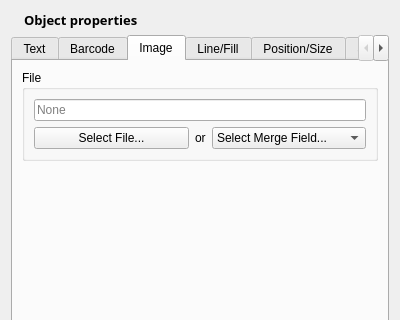
The window that glabels/ui/ObjectEditor.ui (jimevins/glabels-qt) describes before a commit, drawn with Qt 5; both pictures show x 0 to 400 and y 0 to 320 of the 400 by 648 pixel window.
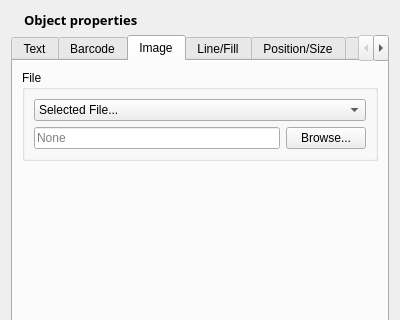
The same window after the commit. The open tabs and pages were chosen to show the change. Icons and pictures are not drawn. Custom widgets are drawn as their Qt base class.

Commit message: Redesigned image selection in ObjectEditor to use new FieldCombo widget.

The edit to the form file:
```diff
--- a/glabels/ui/ObjectEditor.ui
+++ b/glabels/ui/ObjectEditor.ui
@@ -763,9 +763,37 @@
          <property name="title">
           <string>File</string>
          </property>
-         <layout class="QGridLayout" name="gridLayout_12">
-          <item row="0" column="0">
-           <layout class="QVBoxLayout" name="verticalLayout_5">
+         <layout class="QVBoxLayout" name="verticalLayout_2">
+          <item>
+           <widget class="glabels::FieldCombo" name="imageFieldCombo">
+            <property name="sizePolicy">
+             <sizepolicy hsizetype="Preferred" vsizetype="Preferred">
+              <horstretch>0</horstretch>
+              <verstretch>0</verstretch>
+             </sizepolicy>
+            </property>
+            <item>
+             <property name="text">
+              <string notr="true">Selected File...</string>
+             </property>
+            </item>
+           </widget>
+          </item>
+          <item>
+           <widget class="QWidget" name="imageFileSelectionBox" native="true">
+            <layout class="QHBoxLayout" name="horizontalLayout_27">
+             <property name="leftMargin">
+              <number>0</number>
+             </property>
+             <property name="topMargin">
+              <number>0</number>
+             </property>
+             <property name="rightMargin">
+              <number>0</number>
+             </property>
+             <property name="bottomMargin">
+              <number>0</number>
+             </property>
             <item>
              <widget class="QLineEdit" name="imageFilenameLineEdit">
               <property name="sizePolicy">
@@ -789,9 +817,7 @@
              </widget>
             </item>
             <item>
-             <layout class="QHBoxLayout" name="horizontalLayout_17" stretch="1,0,1">
-              <item>
-               <widget class="QPushButton" name="imageFileButton">
+              <widget class="QPushButton" name="imageBrowseButton">
                 <property name="sizePolicy">
                  <sizepolicy hsizetype="Minimum" vsizetype="Fixed">
                   <horstretch>0</horstretch>
@@ -799,41 +825,12 @@
                  </sizepolicy>
                 </property>
                 <property name="text">
-                 <string>Select File...</string>
+                <string>Browse...</string>
                 </property>
                </widget>
               </item>
-              <item>
-               <widget class="QLabel" name="label">
-                <property name="sizePolicy">
-                 <sizepolicy hsizetype="Minimum" vsizetype="Preferred">
-                  <horstretch>0</horstretch>
-                  <verstretch>0</verstretch>
-                 </sizepolicy>
-                </property>
-                <property name="text">
-                 <string>or</string>
-                </property>
-               </widget>
-              </item>
-              <item>
-               <widget class="glabels::FieldButton" name="imageFieldCombo">
-                <property name="sizePolicy">
-                 <sizepolicy hsizetype="Preferred" vsizetype="Preferred">
-                  <horstretch>0</horstretch>
-                  <verstretch>0</verstretch>
-                 </sizepolicy>
-                </property>
-                <item>
-                 <property name="text">
-                  <string>Select Merge Field...</string>
-                 </property>
-                </item>
-               </widget>
-              </item>
-             </layout>
-            </item>
-           </layout>
+            </layout>
+           </widget>
           </item>
          </layout>
         </widget>
@@ -1545,6 +1542,14 @@
     <signal>selectionChanged()</signal>
    </slots>
   </customwidget>
+  <customwidget>
+   <class>glabels::FieldCombo</class>
+   <extends>QComboBox</extends>
+   <header>FieldCombo.h</header>
+   <slots>
+    <signal>selectionChanged()</signal>
+   </slots>
+  </customwidget>
  </customwidgets>
  <resources>
   <include location="../icons.qrc"/>
```
Left out of the diff: 39 changed lines with no effect on the pictures. Lines whose indentation alone changed are shown as unchanged. The commit also changes 6 other files.
